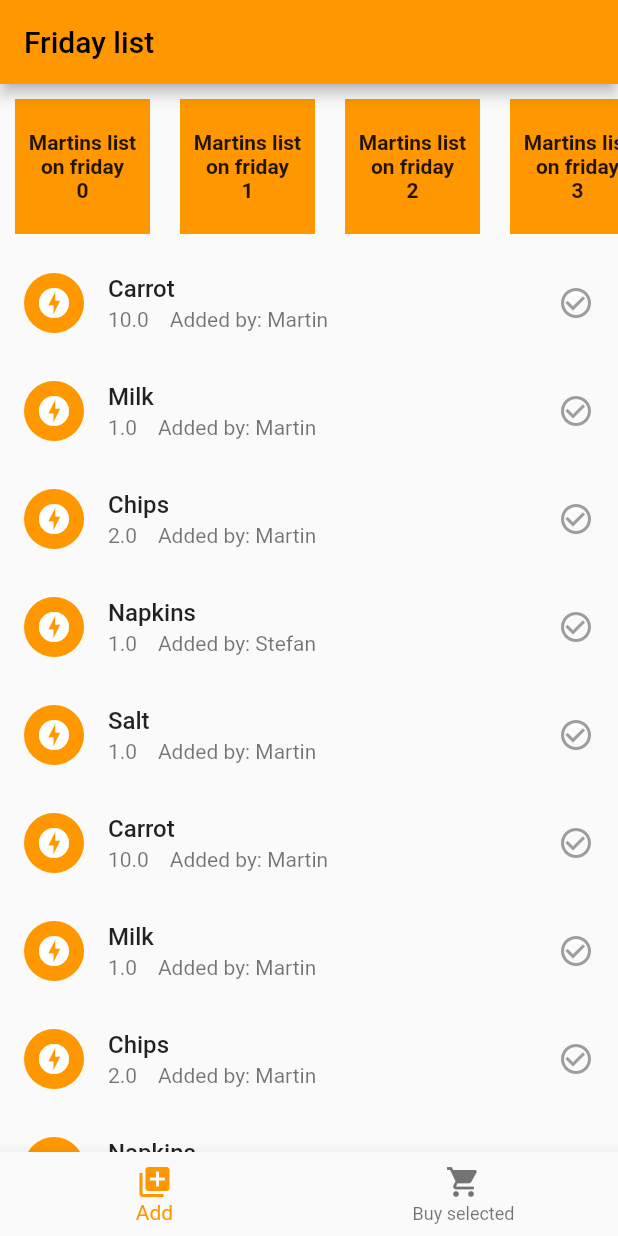
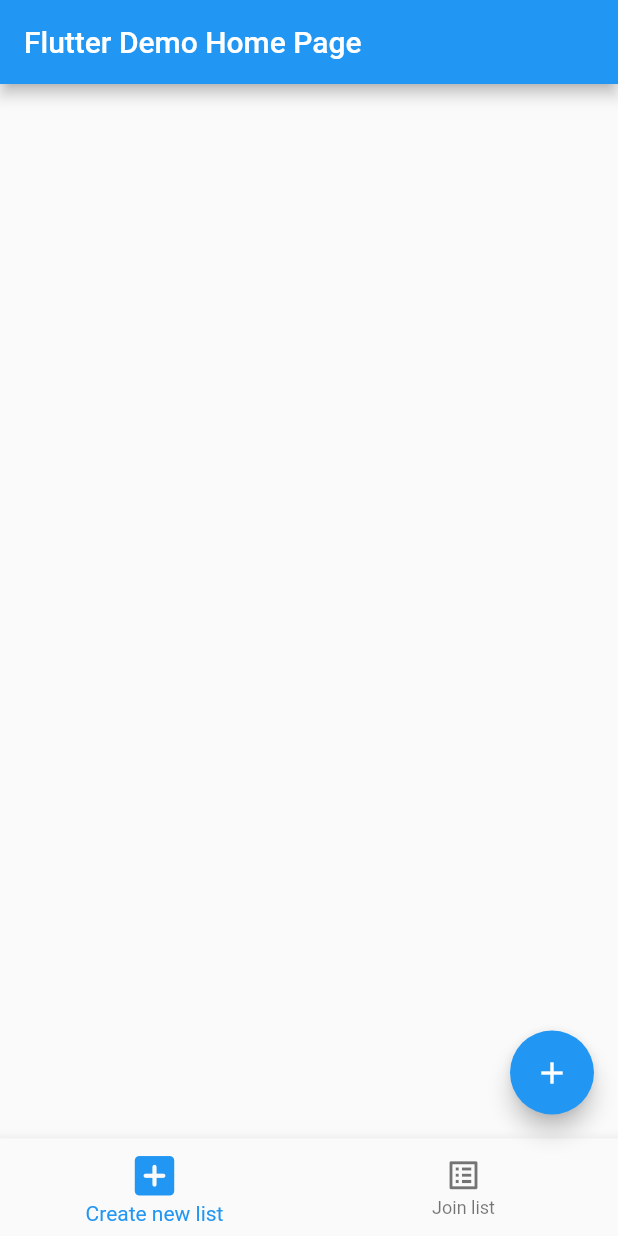
Before and after one commit to OndrejMicina/shopping-list, a Flutter app: the screen it shows after launch, on a phone screen of 412 x 824 dp. Run offline on Flutter 3.47's test engine with Material 2 defaults, Android fonts, the phone set to English and light mode, and no system bars.

Commit message:
Working LIST CREATION

```diff
--- /dev/null
+++ b/shopping_list/lib/home_page.dart
@@ -0,0 +1,183 @@
+import 'package:flutter/material.dart';
+import 'package:shopping_list/grocery_list_tile_view.dart';
+import 'package:shopping_list/models/grocery_model.dart';
+import 'dialogs/create_new_list_dialog.dart';
+import 'models/grocery_list_model.dart';
+
+class MyHomePage extends StatefulWidget {
+  const MyHomePage({Key? key, required this.title}) : super(key: key);
+
+  // This widget is the home page of your application. It is stateful, meaning
+  // that it has a State object (defined below) that contains fields that affect
+  // how it looks.
+
+  // This class is the configuration for the state. It holds the values (in this
+  // case the title) provided by the parent (in this case the App widget) and
+  // used by the build method of the State. Fields in a Widget subclass are
+  // always marked "final".
+
+  final String title;
+
+  @override
+  State<MyHomePage> createState() => _MyHomePageState();
+}
+
+class _MyHomePageState extends State<MyHomePage> {
+  List<GroceryList> userGroceryLists = [];
+  int _selectedIndex = 0;
+  @override
+  Widget build(BuildContext context) {
+    void _appendToList(groceryList) {
+      setState(() {
+        userGroceryLists.add(groceryList);
+      });
+    }
+
+    void onItemTapped(int index) {
+      if (index == 0) {
+        showDialog(
+            context: context,
+            builder: (context) {
+              return NewGroceryListDialog(
+                createList: (value) {
+                  _appendToList(value);
+                },
+              );
+            });
+        setState(() {
+          _selectedIndex = index;
+        });
+      }
+    }
+
+    // This method is rerun every time setState is called, for instance as done
+    // by the _appendToList method above.
+    //
+    // The Flutter framework has been optimized to make rerunning build methods
+    // fast, so that you can just rebuild anything that needs updating rather
+    // than having to individually change instances of widgets.
+    return Scaffold(
+      appBar: AppBar(
+        // Here we take the value from the MyHomePage object that was created by
+        // the App.build method, and use it to set our appbar title.
+        title: Text(widget.title),
+      ),
+      body: ListView.builder(
+          itemCount: userGroceryLists.length,
+          itemBuilder: (context, index) {
+            return GroceryListTile(
+              name: userGroceryLists[index].name,
+            );
+          }),
+
+      floatingActionButton: FloatingActionButton(
+        onPressed: () {
+          //vytvaranie listu
+          var glist = new GroceryList('147', 'Peter', 0, <Grocery>[]);
+          _appendToList(glist);
+        },
+        tooltip: 'Increment',
+        child: const Icon(Icons.add),
+      ),
+      bottomNavigationBar: BottomNavigationBar(
+        iconSize: 25,
+        selectedIconTheme: IconThemeData(size: 35),
+        items: const <BottomNavigationBarItem>[
+          BottomNavigationBarItem(
+            icon: Icon(Icons.add_box_rounded),
+            label: 'Create new list',
+          ),
+          BottomNavigationBarItem(
+            icon: Icon(Icons.list_alt_outlined),
+            label: 'Join list',
+          ),
+        ],
+        currentIndex: _selectedIndex, //New
+
+        onTap: onItemTapped,
+      ), // This trailing comma makes auto-formatting nicer for build methods.
+    );
+  }
+}
+
+class NewGroceryListDialog extends StatefulWidget {
+  final Function(GroceryList) createList;
+
+  NewGroceryListDialog({required this.createList});
+
+  @override
+  State<NewGroceryListDialog> createState() => _NewGroceryListDialogState();
+}
+
+class _NewGroceryListDialogState extends State<NewGroceryListDialog> {
+  String groceryListName = '';
+
+  @override
+  Widget build(BuildContext context) => AlertDialog(
+        content: Column(
+            mainAxisSize: MainAxisSize.min,
+            crossAxisAlignment: CrossAxisAlignment.start,
+            children: [
+              const Text(
+                'Create new grocery list',
+                style: TextStyle(fontWeight: FontWeight.bold),
+              ),
+              NewListFormWidget(
+                onChangedListName: (value) => setState(() {
+                  groceryListName = value;
+                }),
+                onCreateButtonPressed: () {
+                  var glist =
+                      new GroceryList('147', groceryListName, 0, <Grocery>[]);
+
+                  widget.createList(glist);
+                  Navigator.of(context).pop();
+                },
+              ),
+            ]),
+      );
+}
+
+class NewListFormWidget extends StatelessWidget {
+  final String listName;
+  final ValueChanged<String> onChangedListName;
+  final VoidCallback onCreateButtonPressed;
+
+  const NewListFormWidget(
+      {Key? key,
+      this.listName = '',
+      required this.onChangedListName,
+      required this.onCreateButtonPressed})
+      : super(key: key);
+
+  @override
+  Widget build(BuildContext context) {
+    return Container(
+      child: Column(
+        children: [
+          buildListName(),
+          buildButton(),
+        ],
+      ),
+    );
+  }
+
+  Widget buildListName() => TextFormField(
+        initialValue: listName,
+        onChanged: onChangedListName,
+        validator: (listName) {
+          if (listName!.isEmpty) {
+            return 'The list name cannot be empty';
+          }
+          return null;
+        },
+        decoration: InputDecoration(
+            border: UnderlineInputBorder(), labelText: 'List name'),
+      );
+
+  Widget buildButton() => SizedBox(
+        width: double.infinity,
+        child: ElevatedButton(
+            onPressed: onCreateButtonPressed, child: Text('Create')),
+      );
+}
--- a/shopping_list/lib/main.dart
+++ b/shopping_list/lib/main.dart
@@ -1,7 +1,5 @@
-import 'dart:math';
-
 import 'package:flutter/material.dart';
-import 'package:shopping_list/models/GroceryModel.dart';
+import 'package:shopping_list/home_page.dart';
 
 void main() {
   runApp(const MyApp());
@@ -10,204 +8,15 @@ void main() {
 class MyApp extends StatelessWidget {
   const MyApp({Key? key}) : super(key: key);
 
+  // This widget is the root of your application.
   @override
   Widget build(BuildContext context) {
     return MaterialApp(
-      theme: ThemeData(primarySwatch: Colors.orange),
-      title: 'Shopping list',
-      home: const GroceriesListScreen(),
+      title: 'Flutter Demo',
+      theme: ThemeData(
+        primarySwatch: Colors.blue,
+      ),
+      home: const MyHomePage(title: 'Flutter Demo Home Page'),
     );
   }
 }
-
-class Groceries extends StatefulWidget {
-  const Groceries({Key? key}) : super(key: key);
-
-  @override
-  State<Groceries> createState() => _GroceriesState();
-}
-
-class _GroceriesState extends State<Groceries> {
-  List<GroceryModel> groceries = [
-    GroceryModel("Carrot", 10, "Martin", false),
-    GroceryModel("Milk", 1, "Martin", false),
-    GroceryModel("Chips", 2, "Martin", false),
-    GroceryModel("Napkins", 1, "Stefan", false),
-    GroceryModel("Salt", 1, "Martin", false),
-    GroceryModel("Carrot", 10, "Martin", false),
-    GroceryModel("Milk", 1, "Martin", false),
-    GroceryModel("Chips", 2, "Martin", false),
-    GroceryModel("Napkins", 1, "Stefan", false),
-    GroceryModel("Salt", 1, "Martin", false),
-  ];
-
-  List<GroceryModel> selectedGroceries = [];
-
-  @override
-  Widget build(BuildContext context) {
-    return ListView.builder(
-      scrollDirection: Axis.vertical,
-      physics: NeverScrollableScrollPhysics(),
-      shrinkWrap: true,
-      itemCount: groceries.length,
-      itemBuilder: (context, index) {
-        final item = groceryItem(groceries[index], index);
-        return Dismissible(
-            // Each Dismissible must contain a Key. Keys allow Flutter to
-            // uniquely identify widgets.
-            key: Key(groceries[index].groceryName),
-            // Provide a function that tells the app
-            // what to do after an item has been swiped away.
-            onDismissed: (direction) {
-              // Remove the item from the data source.
-              setState(() {
-                groceries.removeAt(index);
-              });
-
-              var name = groceries[index].groceryName;
-
-              // Then show a snackbar.
-              ScaffoldMessenger.of(context)
-                  .showSnackBar(SnackBar(content: Text('$name removed')));
-            },
-            background: Container(color: Colors.red),
-            child: item);
-      },
-    );
-  }
-
-  Widget groceryItem(GroceryModel grocery, int index) {
-    return ListTile(
-      leading: const CircleAvatar(
-        backgroundColor: Colors.orange,
-        child: Icon(
-          Icons.offline_bolt,
-          color: Colors.white,
-        ),
-      ),
-      title: Text(grocery.groceryName,
-          style: const TextStyle(fontWeight: FontWeight.w500)),
-      subtitle: Text(
-          grocery.ammount.toString() + '    ' + 'Added by: ' + grocery.addedBy),
-      trailing: grocery.isSelected
-          ? const Icon(
-              Icons.check_circle,
-              color: Colors.orange,
-            )
-          : const Icon(
-              Icons.check_circle_outline,
-              color: Colors.grey,
-            ),
-      onTap: () {
-        setState(() {
-          groceries[index].isSelected = !groceries[index].isSelected;
-          if (groceries[index].isSelected == true) {
-            selectedGroceries.add(grocery);
-          } else if (groceries[index].isSelected = false) {
-            selectedGroceries.removeWhere((element) =>
-                element.groceryName == groceries[index].groceryName);
-          }
-        });
-      },
-    );
-  }
-}
-
-class GroceriesListScreen extends StatefulWidget {
-  const GroceriesListScreen({Key? key}) : super(key: key);
-
-  @override
-  State<GroceriesListScreen> createState() => _GroceriesListScreenState();
-}
-
-class _GroceriesListScreenState extends State<GroceriesListScreen> {
-  @override
-  Widget build(BuildContext context) {
-    return Scaffold(
-      appBar: AppBar(
-        title: const Text('Friday list'),
-      ),
-      body: Container(
-        child: SingleChildScrollView(
-            child: Column(
-          children: [
-            SizedBox(
-              height: 110,
-              child: ListView.builder(
-                itemCount: 10,
-                scrollDirection: Axis.horizontal,
-                itemBuilder: (context, index) => Container(
-                    height: 70,
-                    width: 90,
-                    margin: EdgeInsets.all(10),
-                    padding: EdgeInsets.all(5.0),
-                    child: Center(
-                      child: Text("Martins list on friday\n$index",
-                          textAlign: TextAlign.center,
-                          style: TextStyle(fontWeight: FontWeight.bold)),
-                    ),
-                    color: Colors.orange),
-              ),
-            ),
-            const Groceries(),
-          ],
-        )),
-      ),
-      bottomNavigationBar: BottomNavigationBar(
-        items: const <BottomNavigationBarItem>[
-          //BottomNavigationBarItem(
-          //  icon: Icon(Icons.menu),
-          //  label: 'My lists',
-          //),
-          BottomNavigationBarItem(
-            icon: Icon(Icons.library_add),
-            label: 'Add',
-          ),
-          BottomNavigationBarItem(
-            icon: Icon(Icons.shopping_cart),
-            label: 'Buy selected',
-          ),
-        ],
-      ),
-    );
-  }
-}
-
-class HomeListsScreen extends StatefulWidget {
-  const HomeListsScreen({Key? key}) : super(key: key);
-
-  @override
-  State<HomeListsScreen> createState() => _HomeListsScreenState();
-}
-
-class _HomeListsScreenState extends State<HomeListsScreen> {
-  @override
-  Widget build(BuildContext context) {
-    return Scaffold(
-      body: const Center(
-        child: Card(
-          color: Colors.orange,
-          borderOnForeground: true,
-          elevation: 10,
-          //child: Column(children: []),
-        ),
-      ),
-      bottomNavigationBar: BottomNavigationBar(
-        items: const <BottomNavigationBarItem>[
-          BottomNavigationBarItem(
-            icon: Icon(Icons.menu),
-            label: 'My lists',
-          ),
-          BottomNavigationBarItem(
-            icon: Icon(Icons.library_add),
-            label: 'Create list',
-          ),
-          BottomNavigationBarItem(
-            icon: Icon(Icons.join_full),
-            label: 'Join list',
-          ),
-        ],
-      ),
-    );
-  }
-}
--- a/shopping_list/lib/models/GroceryModel.dart
+++ /dev/null
@@ -1,8 +0,0 @@
-class GroceryModel {
-  String groceryName;
-  double ammount;
-  bool isSelected;
-  String addedBy;
-
-  GroceryModel(this.groceryName, this.ammount, this.addedBy, this.isSelected);
-}
--- /dev/null
+++ b/shopping_list/lib/models/grocery_list_model.dart
@@ -0,0 +1,10 @@
+import 'package:shopping_list/models/grocery_model.dart';
+
+class GroceryList {
+  String id;
+  String name;
+  double elementCount;
+  List<Grocery> groceries;
+
+  GroceryList(this.id, this.name, this.elementCount, this.groceries);
+}
--- /dev/null
+++ b/shopping_list/lib/models/grocery_model.dart
@@ -0,0 +1,8 @@
+class Grocery {
+  String groceryName;
+  double ammount;
+  String unit;
+  bool isSelected;
+
+  Grocery(this.groceryName, this.ammount, this.unit, this.isSelected);
+}
```
Also changed, not shown: shopping_list/lib/dialogs/create_new_list_dialog.dart (added, +50 -0 lines), shopping_list/lib/grocery_list_tile_view.dart (added, +19 -0 lines).
